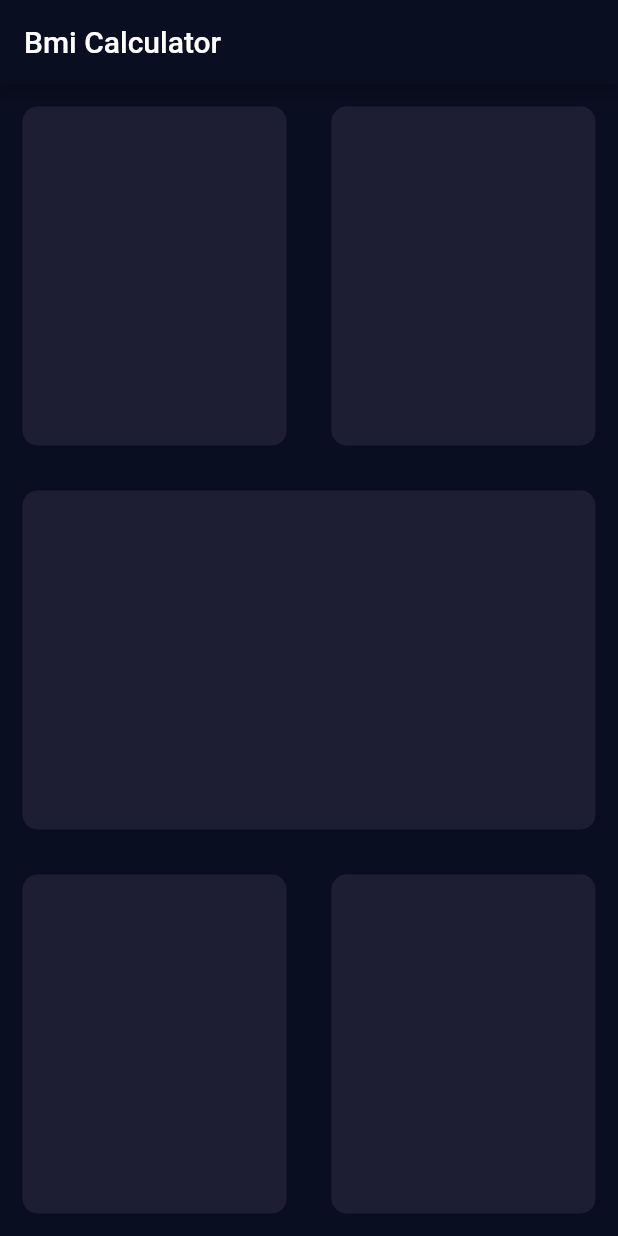
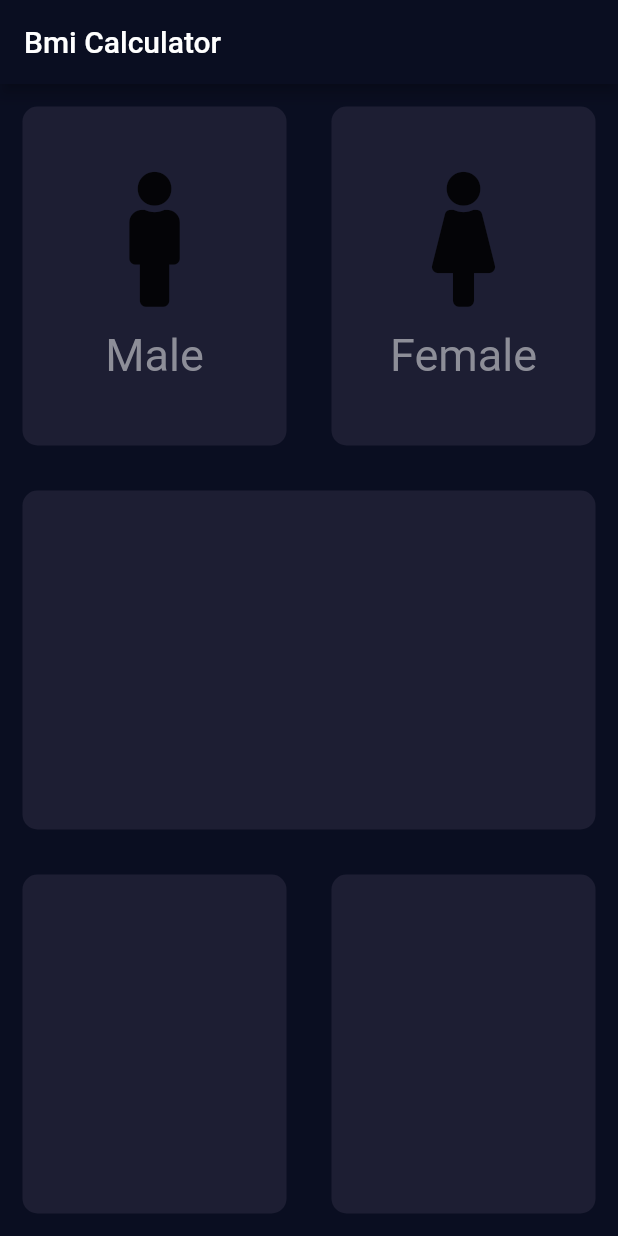
Before and after one commit to Faisalvlog/new_bmi_calculator, a Flutter app: the screen it shows after launch, on a phone screen of 412 x 824 dp. Run offline on Flutter 3.47's test engine with Material 2 defaults, Android fonts, the phone set to English and light mode, and no system bars; our stand-ins replace font_awesome_flutter.

Commit message:
Refactor again in columns

```diff
--- a/lib/MyHomePage.dart
+++ b/lib/MyHomePage.dart
@@ -1,4 +1,4 @@
-
+import 'package:font_awesome_flutter/font_awesome_flutter.dart';
 import 'package:flutter/cupertino.dart';
 import 'package:flutter/material.dart';
 
@@ -24,9 +24,19 @@ class _MyHomePageState extends State<MyHomePage> {
               Expanded(
                   child:RepeatContainerCode(
                     colors: Color(0xFF1D1E33),
+                    cardwidget: RepeatTextIconWidget(
+                      iconData: FontAwesomeIcons.male,
+                      label: 'Male',
+                    ),
                   ),
               ),
-              Expanded(child:RepeatContainerCode(colors: Color(0xFF1D1E33),),
+              Expanded(child:RepeatContainerCode(
+                colors: Color(0xFF1D1E33),
+                cardwidget: RepeatTextIconWidget(
+                  iconData: FontAwesomeIcons.female,
+                  label: 'Female',
+                ),
+              ),
               ),
             ],
           ),),
@@ -46,14 +56,45 @@ class _MyHomePageState extends State<MyHomePage> {
   }
 }
 
+class RepeatTextIconWidget extends StatelessWidget {
+  RepeatTextIconWidget({@required this.iconData,this.label});
+final IconData iconData;
+final String label;
+
+  @override
+  Widget build(BuildContext context) {
+    return Column(
+      mainAxisAlignment: MainAxisAlignment.center,
+      children: <Widget>[
+        Icon(
+          iconData,
+          size: 90.0,
+        ),
+        SizedBox(
+          height: 15.0,
+        ),
+        Text(
+          label,
+          style: TextStyle(
+          fontSize: 30.0,
+          color: Color(0xFF8D8E98)
+        ),),
+      ],
+    );
+  }
+}
+
 class RepeatContainerCode extends StatelessWidget {
-  RepeatContainerCode({@required this.colors});
+  RepeatContainerCode({@required this.colors, this.cardwidget});
   final Color colors;
+  final Widget cardwidget;
 
   @override
   Widget build(BuildContext context) {
     return Container(
       margin: EdgeInsets.all(15.0),
+      child: cardwidget,
+
       decoration: BoxDecoration(
         color: colors,
         borderRadius: BorderRadius.circular(10.0),
--- a/pubspec.yaml
+++ b/pubspec.yaml
@@ -28,10 +28,13 @@ dependencies:
   # The following adds the Cupertino Icons font to your application.
   # Use with the CupertinoIcons class for iOS style icons.
   cupertino_icons: ^1.0.0
+  font_awesome_flutter: ^8.10.0
 
 dev_dependencies:
   flutter_test:
     sdk: flutter
+
+
 
 # For information on the generic Dart part of this file, see the
 # following page: https://dart.dev/tools/pub/pubspec
```
Also changed, not shown: images/female.png (added), images/femalepng.png (added), images/male female.jpg (added), images/male.png (added), images/malepng.jpg (added), pubspec.lock.
